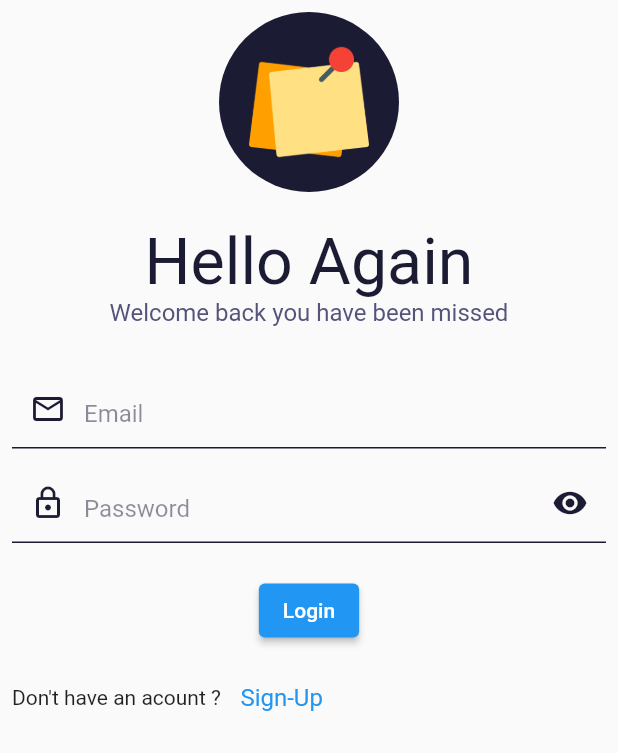
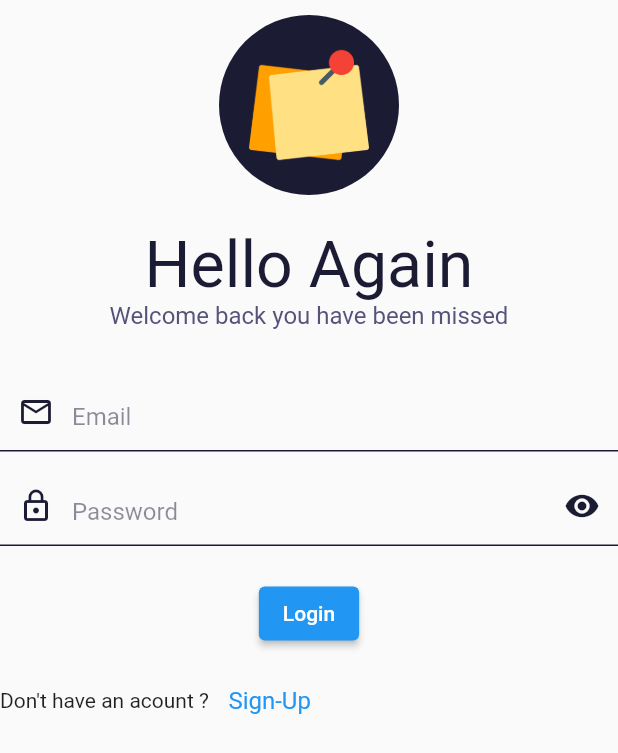
Before and after one commit to Abhishekbagdiya01/NoteCraft, a Flutter app: the LoginScreen screen opened directly, on a phone screen of 412 x 824 dp. Shown: the top 753 px of the screen. Run offline on Flutter 3.47's test engine with Material 2 defaults, Android fonts, the phone set to English and light mode, and no system bars; our stand-ins replace bloc, cloud_firestore, firebase_auth, firebase_core, flutter_bloc; accounts and stored records are empty.

Commit message:
fixed some navigation issue

```diff
--- a/lib/screens/user_onboarding/sign_in/sign_in_screen.dart
+++ b/lib/screens/user_onboarding/sign_in/sign_in_screen.dart
@@ -4,9 +4,11 @@ import 'package:firebase_note_app/custom_widgets/custom_logo.dart';
 import 'package:firebase_note_app/custom_widgets/custom_snackbar.dart';
 import 'package:firebase_note_app/custom_widgets/custom_textfield.dart';
 import 'package:firebase_note_app/screens/home_screen/home_screen.dart';
+import 'package:firebase_note_app/screens/user_onboarding/bloc/auth_bloc.dart';
 import 'package:firebase_note_app/screens/user_onboarding/sign_up/sign_up_screen.dart';
 import 'package:firebase_note_app/ui_helper.dart';
 import 'package:flutter/material.dart';
+import 'package:flutter_bloc/flutter_bloc.dart';
 
 class LoginScreen extends StatefulWidget {
   LoginScreen({super.key});
@@ -42,6 +44,9 @@ class _LoginScreenState extends State<LoginScreen> {
       } on FirebaseAuthException catch (e) {
         customSnackbarMessenger(context, e.toString());
       }
+
+      // BlocProvider.of<AuthBloc>(context).add(UserLoginEvent(
+      //     email: _emailController.text, password: _passwordController.text));
     }
   }
 
@@ -58,13 +63,14 @@ class _LoginScreenState extends State<LoginScreen> {
   }
 
   Widget mainUi(isLight) {
-    return SafeArea(
-      child: Center(
-        child: Padding(
-          padding: const EdgeInsets.all(8.0),
-          child: Column(
+    return Column(
       mainAxisAlignment: MainAxisAlignment.center,
       children: [
+        SafeArea(
+          child: SizedBox(
+            height: 10,
+          ),
+        ),
         CustomLogo(
           isLight: isLight,
           radius: 60,
@@ -103,8 +109,7 @@ class _LoginScreenState extends State<LoginScreen> {
           obscureText: hidePassword,
           controller: passwordController,
           icon: Icons.lock_outline,
-                suffixIcon:
-                    hidePassword ? Icons.visibility : Icons.visibility_off,
+          suffixIcon: hidePassword ? Icons.visibility : Icons.visibility_off,
           voidCallback: () {
             hidePassword = !hidePassword;
             setState(() {});
@@ -136,14 +141,11 @@ class _LoginScreenState extends State<LoginScreen> {
                         builder: (context) => SignUpScreen(),
                       ));
                 },
-                      child: Text("Sign-Up",
-                          style: mTextStyle16(mColor: Colors.blue)))
+                child:
+                    Text("Sign-Up", style: mTextStyle16(mColor: Colors.blue)))
           ],
         )
       ],
-          ),
-        ),
-      ),
     );
   }
 
@@ -170,7 +172,7 @@ class _LoginScreenState extends State<LoginScreen> {
             ),
           ),
         ),
-        Expanded(child: mainUi(isLight))
+        Expanded(child: SingleChildScrollView(child: mainUi(isLight)))
       ],
     );
   }
```
Also changed, not shown: lib/screens/add_notes_screen/add_notes_screen.dart (+7 -7 lines), lib/screens/update_notes_screen/update_notes_screen.dart (+20 -15 lines), lib/screens/view_notes_screen.dart/view_notes_screen.dart (+8 -10 lines). Lines whose indentation alone changed are shown as unchanged.
